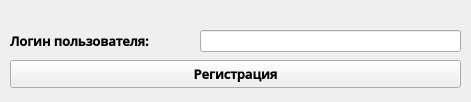
Old version of the form skeletons/admin_skel/remove_user.ui in the repository ilnarkhasanov/NTIAutomateBusiness.
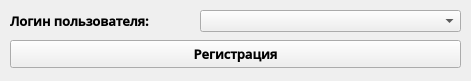
New version of the form.

Commit message: roles are working

```diff
--- a/skeletons/admin_skel/remove_user.ui
+++ b/skeletons/admin_skel/remove_user.ui
@@ -7,7 +7,7 @@
     <x>0</x>
     <y>0</y>
     <width>471</width>
-    <height>102</height>
+    <height>81</height>
    </rect>
   </property>
   <property name="windowTitle">
@@ -17,7 +17,7 @@
    <property name="geometry">
     <rect>
      <x>10</x>
-     <y>30</y>
+     <y>10</y>
      <width>191</width>
      <height>21</height>
     </rect>
@@ -34,21 +34,11 @@
     <string>Логин пользователя: </string>
    </property>
   </widget>
-  <widget class="QLineEdit" name="userLogin">
-   <property name="geometry">
-    <rect>
-     <x>200</x>
-     <y>30</y>
-     <width>261</width>
-     <height>22</height>
-    </rect>
-   </property>
-  </widget>
   <widget class="QPushButton" name="deleteUser">
    <property name="geometry">
     <rect>
      <x>10</x>
-     <y>60</y>
+     <y>40</y>
      <width>451</width>
      <height>28</height>
     </rect>
@@ -65,6 +55,16 @@
     <string>Регистрация</string>
    </property>
   </widget>
+  <widget class="QComboBox" name="comboBox">
+   <property name="geometry">
+    <rect>
+     <x>200</x>
+     <y>10</y>
+     <width>261</width>
+     <height>22</height>
+    </rect>
+   </property>
+  </widget>
  </widget>
  <resources/>
  <connections/>
```
The commit also changes 2 other files.
